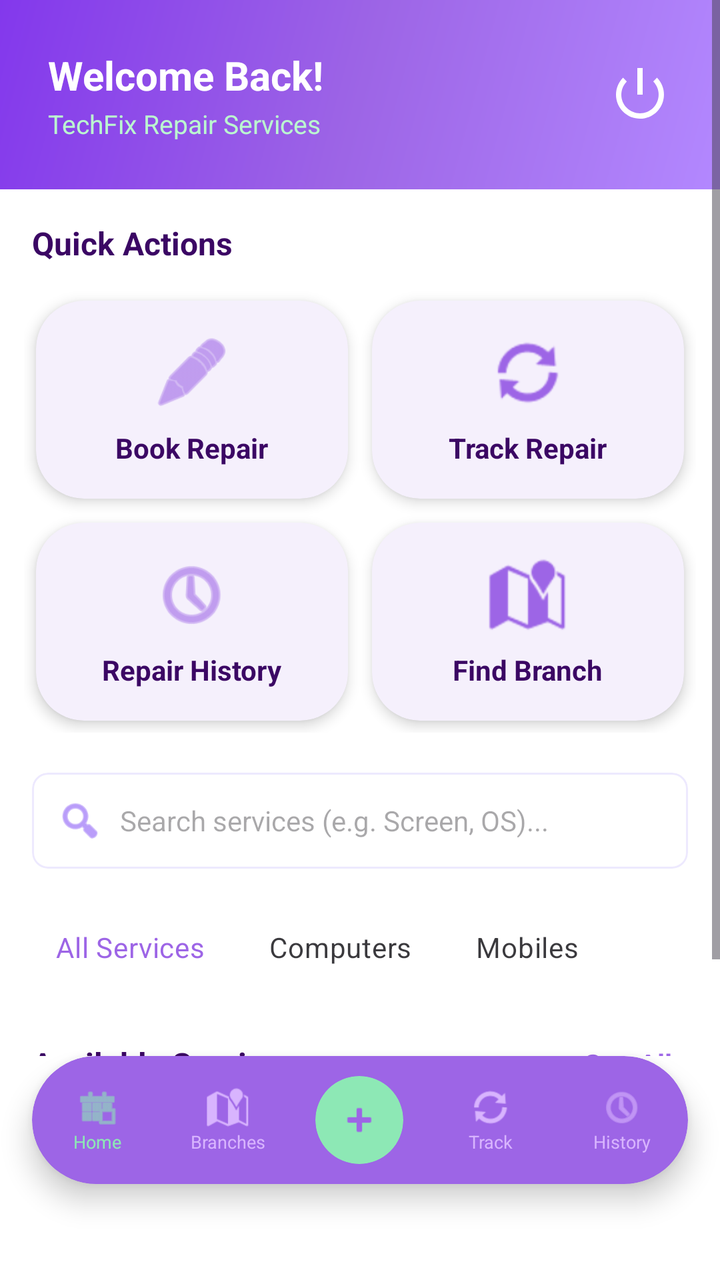
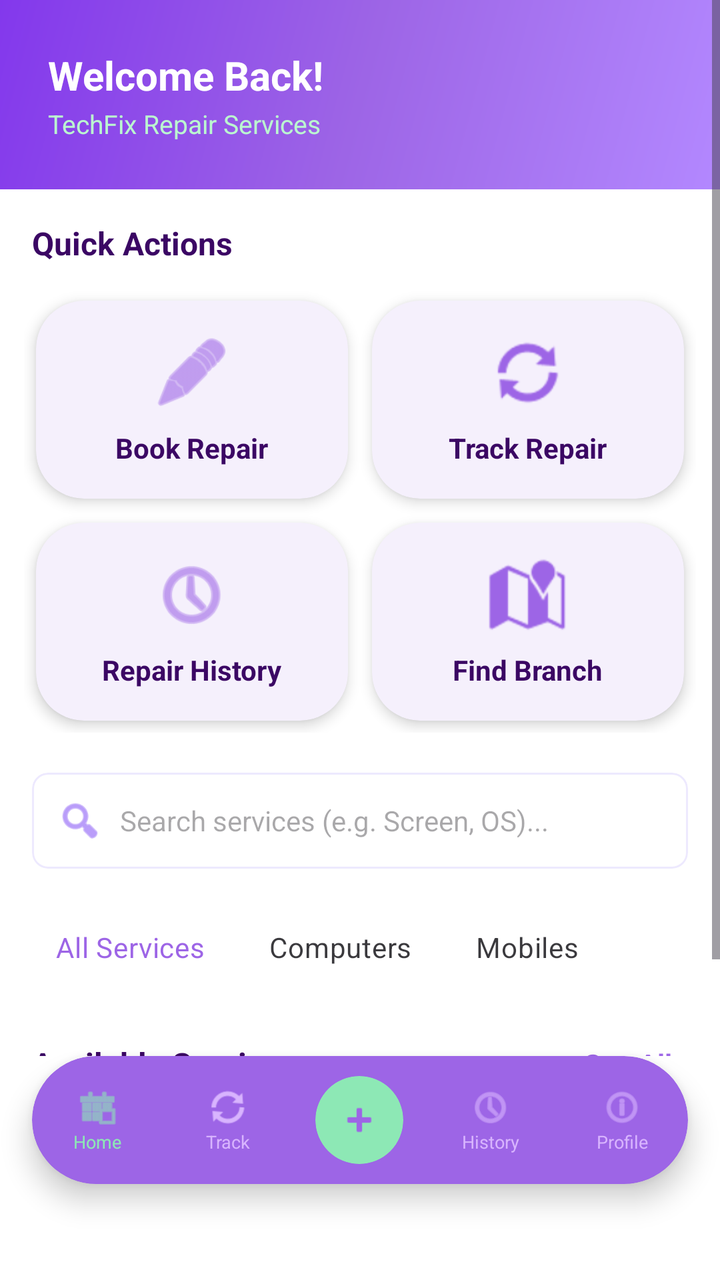

Two renders of the same Android screen: before a commit and after it. Below are the layout's source before the change and the commit's diff.
<!-- AndroidManifest.xml: application theme Theme.TechFix -->
<!-- res/layout/activity_customer_dashboard.xml -->
<?xml version="1.0" encoding="utf-8"?>
<androidx.constraintlayout.widget.ConstraintLayout 
    xmlns:android="http://schemas.android.com/apk/res/android"
    xmlns:app="http://schemas.android.com/apk/res-auto"
    xmlns:tools="http://schemas.android.com/tools"
    android:layout_width="match_parent"
    android:layout_height="match_parent"
    android:background="@color/surfaceColor"
    tools:context="com.techfix.app.customer.CustomerDashboardActivity">

    <ScrollView
        android:id="@+id/scrollViewContent"
        android:layout_width="match_parent"
        android:layout_height="0dp"
        android:fillViewport="true"
        app:layout_constraintTop_toTopOf="parent"
        app:layout_constraintBottom_toTopOf="@id/bottomNavigationCard">

        <LinearLayout
            android:layout_width="match_parent"
            android:layout_height="wrap_content"
            android:orientation="vertical">

            
            <RelativeLayout
                android:layout_width="match_parent"
                android:layout_height="wrap_content"
                android:background="@drawable/gradient_primary"
                android:padding="24dp">

                <TextView
                    android:id="@+id/welcomeUserText"
                    android:layout_width="wrap_content"
                    android:layout_height="wrap_content"
                    android:text="Welcome Back!"
                    android:textSize="20sp"
                    android:textStyle="bold"
                    android:textColor="@color/white" />

                <TextView
                    android:layout_width="wrap_content"
                    android:layout_height="wrap_content"
                    android:text="TechFix Repair Services"
                    android:textSize="13sp"
                    android:textColor="@color/secondaryLightColor"
                    android:layout_below="@id/welcomeUserText"
                    android:layout_marginTop="2dp" />

                <ImageView
                    android:id="@+id/logoutIcon"
                    android:layout_width="32dp"
                    android:layout_height="32dp"
                    android:layout_alignParentEnd="true"
                    android:layout_centerVertical="true"
                    android:src="@android:drawable/ic_lock_power_off"
                    android:contentDescription="Log Out"
                    app:tint="@color/white" />
            </RelativeLayout>

            
            <TextView
                android:layout_width="wrap_content"
                android:layout_height="wrap_content"
                android:text="Quick Actions"
                android:textSize="16sp"
                android:textStyle="bold"
                android:textColor="@color/textPrimary"
                android:layout_marginHorizontal="16dp"
                android:layout_marginTop="16dp" />

            <GridLayout
                android:layout_width="match_parent"
                android:layout_height="wrap_content"
                android:columnCount="2"
                android:rowCount="2"
                android:padding="12dp">

                
                <com.google.android.material.card.MaterialCardView
                    android:id="@+id/actionBookRepair"
                    android:layout_width="0dp"
                    android:layout_height="wrap_content"
                    android:layout_columnWeight="1"
                    android:layout_margin="6dp"
                    app:cardCornerRadius="24dp"
                    app:cardElevation="4dp"
                    app:strokeWidth="0dp">
                    <LinearLayout
                        android:layout_width="match_parent"
                        android:layout_height="wrap_content"
                        android:orientation="vertical"
                        android:gravity="center"
                        android:padding="16dp">
                        <ImageView
                            android:layout_width="40dp"
                            android:layout_height="40dp"
                            android:src="@android:drawable/ic_menu_edit"
                            app:tint="@color/primaryColor" />
                        <TextView
                            android:layout_width="wrap_content"
                            android:layout_height="wrap_content"
                            android:text="Book Repair"
                            android:textSize="14sp"
                            android:textStyle="bold"
                            android:textColor="@color/textPrimary"
                            android:layout_marginTop="8dp" />
                    </LinearLayout>
                </com.google.android.material.card.MaterialCardView>

                
                <com.google.android.material.card.MaterialCardView
                    android:id="@+id/actionTrackRepair"
                    android:layout_width="0dp"
                    android:layout_height="wrap_content"
                    android:layout_columnWeight="1"
                    android:layout_margin="6dp"
                    app:cardCornerRadius="24dp"
                    app:cardElevation="4dp"
                    app:strokeWidth="0dp">
                    <LinearLayout
                        android:layout_width="match_parent"
                        android:layout_height="wrap_content"
                        android:orientation="vertical"
                        android:gravity="center"
                        android:padding="16dp">
                        <ImageView
                            android:layout_width="40dp"
                            android:layout_height="40dp"
                            android:src="@android:drawable/ic_popup_sync"
                            app:tint="@color/primaryColor" />
                        <TextView
                            android:layout_width="wrap_content"
                            android:layout_height="wrap_content"
                            android:text="Track Repair"
                            android:textSize="14sp"
                            android:textStyle="bold"
                            android:textColor="@color/textPrimary"
                            android:layout_marginTop="8dp" />
                    </LinearLayout>
                </com.google.android.material.card.MaterialCardView>

                
                <com.google.android.material.card.MaterialCardView
                    android:id="@+id/actionHistory"
                    android:layout_width="0dp"
                    android:layout_height="wrap_content"
                    android:layout_columnWeight="1"
                    android:layout_margin="6dp"
                    app:cardCornerRadius="24dp"
                    app:cardElevation="4dp"
                    app:strokeWidth="0dp">
                    <LinearLayout
                        android:layout_width="match_parent"
                        android:layout_height="wrap_content"
                        android:orientation="vertical"
                        android:gravity="center"
                        android:padding="16dp">
                        <ImageView
                            android:layout_width="40dp"
                            android:layout_height="40dp"
                            android:src="@android:drawable/ic_menu_recent_history"
                            app:tint="@color/primaryColor" />
                        <TextView
                            android:layout_width="wrap_content"
                            android:layout_height="wrap_content"
                            android:text="Repair History"
                            android:textSize="14sp"
                            android:textStyle="bold"
                            android:textColor="@color/textPrimary"
                            android:layout_marginTop="8dp" />
                    </LinearLayout>
                </com.google.android.material.card.MaterialCardView>

                
                <com.google.android.material.card.MaterialCardView
                    android:id="@+id/actionFindBranch"
                    android:layout_width="0dp"
                    android:layout_height="wrap_content"
                    android:layout_columnWeight="1"
                    android:layout_margin="6dp"
                    app:cardCornerRadius="24dp"
                    app:cardElevation="4dp"
                    app:strokeWidth="0dp">
                    <LinearLayout
                        android:layout_width="match_parent"
                        android:layout_height="wrap_content"
                        android:orientation="vertical"
                        android:gravity="center"
                        android:padding="16dp">
                        <ImageView
                            android:layout_width="40dp"
                            android:layout_height="40dp"
                            android:src="@android:drawable/ic_dialog_map"
                            app:tint="@color/primaryColor" />
                        <TextView
                            android:layout_width="wrap_content"
                            android:layout_height="wrap_content"
                            android:text="Find Branch"
                            android:textSize="14sp"
                            android:textStyle="bold"
                            android:textColor="@color/textPrimary"
                            android:layout_marginTop="8dp" />
                    </LinearLayout>
                </com.google.android.material.card.MaterialCardView>
            </GridLayout>

            
            <com.google.android.material.card.MaterialCardView
                android:layout_width="match_parent"
                android:layout_height="wrap_content"
                android:layout_marginHorizontal="16dp"
                android:layout_marginTop="8dp"
                app:cardCornerRadius="8dp"
                app:cardElevation="0dp"
                app:strokeWidth="1dp"
                app:strokeColor="@color/dividerColor">
                <LinearLayout
                    android:layout_width="match_parent"
                    android:layout_height="wrap_content"
                    android:orientation="horizontal"
                    android:gravity="center_vertical"
                    android:paddingHorizontal="12dp">
                    <ImageView
                        android:layout_width="24dp"
                        android:layout_height="24dp"
                        android:src="@android:drawable/ic_menu_search"
                        app:tint="@color/textSecondary" />
                    <EditText
                        android:id="@+id/searchEditText"
                        android:layout_width="match_parent"
                        android:layout_height="48dp"
                        android:background="@android:color/transparent"
                        android:hint="Search services (e.g. Screen, OS)..."
                        android:textSize="14sp"
                        android:paddingStart="8dp"
                        android:inputType="text"
                        android:maxLines="1"
                        android:textColor="@color/textPrimary" />
                </LinearLayout>
            </com.google.android.material.card.MaterialCardView>

            
            <LinearLayout
                android:layout_width="match_parent"
                android:layout_height="wrap_content"
                android:orientation="horizontal"
                android:paddingHorizontal="16dp"
                android:layout_marginTop="16dp"
                android:gravity="center_vertical">

                <com.google.android.material.chip.ChipGroup
                    android:id="@+id/categoryChipGroup"
                    android:layout_width="match_parent"
                    android:layout_height="wrap_content"
                    app:singleSelection="true">

                    <com.google.android.material.chip.Chip
                        android:id="@+id/chipAll"
                        style="@style/Widget.MaterialComponents.Chip.Choice"
                        android:layout_width="wrap_content"
                        android:layout_height="wrap_content"
                        android:text="All Services"
                        android:checked="true"
                        app:chipBackgroundColor="@color/white" />

                    <com.google.android.material.chip.Chip
                        android:id="@+id/chipComputer"
                        style="@style/Widget.MaterialComponents.Chip.Choice"
                        android:layout_width="wrap_content"
                        android:layout_height="wrap_content"
                        android:text="Computers"
                        app:chipBackgroundColor="@color/white" />

                    <com.google.android.material.chip.Chip
                        android:id="@+id/chipMobile"
                        style="@style/Widget.MaterialComponents.Chip.Choice"
                        android:layout_width="wrap_content"
                        android:layout_height="wrap_content"
                        android:text="Mobiles"
                        app:chipBackgroundColor="@color/white" />
                </com.google.android.material.chip.ChipGroup>
            </LinearLayout>

            
            <RelativeLayout
                android:layout_width="match_parent"
                android:layout_height="wrap_content"
                android:layout_marginHorizontal="16dp"
                android:layout_marginTop="16dp">

                <TextView
                    android:layout_width="wrap_content"
                    android:layout_height="wrap_content"
                    android:text="Available Services"
                    android:textSize="16sp"
                    android:textStyle="bold"
                    android:textColor="@color/textPrimary"
                    android:layout_alignParentStart="true"
                    android:layout_centerVertical="true" />

                <TextView
                    android:id="@+id/txtSeeAllServices"
                    android:layout_width="wrap_content"
                    android:layout_height="wrap_content"
                    android:text="See All"
                    android:textSize="14sp"
                    android:textStyle="bold"
                    android:textColor="@color/primaryColor"
                    android:layout_alignParentEnd="true"
                    android:layout_centerVertical="true"
                    android:padding="8dp"
                    android:clickable="true"
                    android:focusable="true" />
            </RelativeLayout>

            
            <TextView
                android:id="@+id/emptyStateText"
                android:layout_width="match_parent"
                android:layout_height="wrap_content"
                android:text="No services found matching your search query."
                android:textColor="@color/textSecondary"
                android:textSize="14sp"
                android:gravity="center"
                android:padding="32dp"
                android:visibility="gone" />

            
            <androidx.recyclerview.widget.RecyclerView
                android:id="@+id/servicesRecyclerView"
                android:layout_width="match_parent"
                android:layout_height="wrap_content"
                android:layout_marginTop="8dp"
                android:layout_marginBottom="24dp"
                android:nestedScrollingEnabled="false"
                tools:listitem="@layout/item_service" />

        </LinearLayout>
    </ScrollView>

    
    <com.google.android.material.card.MaterialCardView
        android:id="@+id/bottomNavigationCard"
        android:layout_width="match_parent"
        android:layout_height="64dp"
        android:layout_marginHorizontal="16dp"
        android:layout_marginTop="16dp"
        android:layout_marginBottom="48dp"
        app:cardCornerRadius="32dp"
        app:cardElevation="8dp"
        app:cardBackgroundColor="@color/primaryColor"
        app:strokeWidth="0dp"
        app:layout_constraintBottom_toBottomOf="parent">
        
        <LinearLayout
            android:layout_width="match_parent"
            android:layout_height="match_parent"
            android:orientation="horizontal"
            android:gravity="center_vertical">
            
            
            <LinearLayout
                android:id="@+id/navHome"
                android:layout_width="0dp"
                android:layout_height="match_parent"
                android:layout_weight="1"
                android:gravity="center"
                android:orientation="vertical">
                <ImageView
                    android:id="@+id/imgNavHome"
                    android:layout_width="22dp"
                    android:layout_height="22dp"
                    android:src="@android:drawable/ic_menu_today"
                    app:tint="@color/secondaryColor" />
                <TextView
                    android:id="@+id/txtNavHome"
                    android:layout_width="wrap_content"
                    android:layout_height="wrap_content"
                    android:text="Home"
                    android:textSize="9sp"
                    android:textColor="@color/secondaryColor" />
            </LinearLayout>

            
            <LinearLayout
                android:id="@+id/navBranches"
                android:layout_width="0dp"
                android:layout_height="match_parent"
                android:layout_weight="1"
                android:gravity="center"
                android:orientation="vertical">
                <ImageView
                    android:id="@+id/imgNavBranches"
                    android:layout_width="22dp"
                    android:layout_height="22dp"
                    android:src="@android:drawable/ic_dialog_map"
                    app:tint="@color/primaryLightColor" />
                <TextView
                    android:id="@+id/txtNavBranches"
                    android:layout_width="wrap_content"
                    android:layout_height="wrap_content"
                    android:text="Branches"
                    android:textSize="9sp"
                    android:textColor="@color/primaryLightColor" />
            </LinearLayout>

            
            <LinearLayout
                android:id="@+id/navBook"
                android:layout_width="0dp"
                android:layout_height="match_parent"
                android:layout_weight="1"
                android:gravity="center"
                android:orientation="vertical">
                <com.google.android.material.card.MaterialCardView
                    android:layout_width="44dp"
                    android:layout_height="44dp"
                    app:cardCornerRadius="22dp"
                    app:cardBackgroundColor="@color/secondaryColor"
                    app:strokeWidth="0dp"
                    app:cardElevation="0dp">
                    <ImageView
                        android:layout_width="22dp"
                        android:layout_height="22dp"
                        android:layout_gravity="center"
                        android:src="@android:drawable/ic_input_add"
                        app:tint="@color/primaryColor" />
                </com.google.android.material.card.MaterialCardView>
            </LinearLayout>

            
            <LinearLayout
                android:id="@+id/navTrack"
                android:layout_width="0dp"
                android:layout_height="match_parent"
                android:layout_weight="1"
                android:gravity="center"
                android:orientation="vertical">
                <ImageView
                    android:id="@+id/imgNavTrack"
                    android:layout_width="22dp"
                    android:layout_height="22dp"
                    android:src="@android:drawable/ic_popup_sync"
                    app:tint="@color/primaryLightColor" />
                <TextView
                    android:id="@+id/txtNavTrack"
                    android:layout_width="wrap_content"
                    android:layout_height="wrap_content"
                    android:text="Track"
                    android:textSize="9sp"
                    android:textColor="@color/primaryLightColor" />
            </LinearLayout>

            
            <LinearLayout
                android:id="@+id/navHistory"
                android:layout_width="0dp"
                android:layout_height="match_parent"
                android:layout_weight="1"
                android:gravity="center"
                android:orientation="vertical">
                <ImageView
                    android:id="@+id/imgNavHistory"
                    android:layout_width="22dp"
                    android:layout_height="22dp"
                    android:src="@android:drawable/ic_menu_recent_history"
                    app:tint="@color/primaryLightColor" />
                <TextView
                    android:id="@+id/txtNavHistory"
                    android:layout_width="wrap_content"
                    android:layout_height="wrap_content"
                    android:text="History"
                    android:textSize="9sp"
                    android:textColor="@color/primaryLightColor" />
            </LinearLayout>
            
        </LinearLayout>
        
    </com.google.android.material.card.MaterialCardView>

</androidx.constraintlayout.widget.ConstraintLayout>
<!-- res/layout/item_service.xml (included above) -->
<?xml version="1.0" encoding="utf-8"?>
<com.google.android.material.card.MaterialCardView 
    xmlns:android="http://schemas.android.com/apk/res/android"
    xmlns:app="http://schemas.android.com/apk/res-auto"
    android:layout_width="match_parent"
    android:layout_height="wrap_content"
    android:layout_marginHorizontal="16dp"
    android:layout_marginVertical="8dp"
    app:cardCornerRadius="12dp"
    app:cardElevation="2dp"
    app:strokeWidth="1dp"
    app:strokeColor="@color/dividerColor">

    <LinearLayout
        android:layout_width="match_parent"
        android:layout_height="wrap_content"
        android:orientation="horizontal"
        android:padding="12dp">

        <LinearLayout
            android:layout_width="match_parent"
            android:layout_height="wrap_content"
            android:orientation="vertical">

            <LinearLayout
                android:layout_width="match_parent"
                android:layout_height="wrap_content"
                android:orientation="horizontal"
                android:gravity="center_vertical">

                <TextView
                    android:id="@+id/serviceNameText"
                    android:layout_width="0dp"
                    android:layout_height="wrap_content"
                    android:layout_weight="1"
                    android:text="Laptop Screen Repair"
                    android:textSize="16sp"
                    android:textStyle="bold"
                    android:textColor="@color/textPrimary" />

                
                <TextView
                    android:id="@+id/categoryBadge"
                    android:layout_width="wrap_content"
                    android:layout_height="wrap_content"
                    android:text="Computer"
                    android:textSize="11sp"
                    android:textStyle="bold"
                    android:textColor="@color/white"
                    android:background="@color/primaryLightColor"
                    android:paddingHorizontal="8dp"
                    android:paddingVertical="2dp" />
            </LinearLayout>

            <TextView
                android:id="@+id/serviceDescText"
                android:layout_width="match_parent"
                android:layout_height="wrap_content"
                android:text="Replacement of cracked, damaged or flickering laptop screen panel."
                android:textSize="13sp"
                android:textColor="@color/textSecondary"
                android:layout_marginTop="4dp"
                android:maxLines="2"
                android:ellipsize="end" />

            <LinearLayout
                android:layout_width="match_parent"
                android:layout_height="wrap_content"
                android:orientation="horizontal"
                android:layout_marginTop="8dp"
                android:gravity="center_vertical">

                <TextView
                    android:id="@+id/servicePriceText"
                    android:layout_width="0dp"
                    android:layout_height="wrap_content"
                    android:layout_weight="1"
                    android:text="Rs. 15,000"
                    android:textSize="15sp"
                    android:textStyle="bold"
                    android:textColor="@color/secondaryColor" />

                <TextView
                    android:id="@+id/serviceDurationText"
                    android:layout_width="wrap_content"
                    android:layout_height="wrap_content"
                    android:text="Duration: 1-2 days"
                    android:textSize="12sp"
                    android:textColor="@color/textSecondary" />
            </LinearLayout>
        </LinearLayout>
    </LinearLayout>
</com.google.android.material.card.MaterialCardView>
<!-- resources referenced by this layout -->
<resources>
  <color name="dividerColor">#EDE9FE</color>
  <color name="primaryColor">#9D65E6</color>
  <color name="primaryLightColor">#D8B4FE</color>
  <color name="secondaryColor">#8DE8B5</color>
  <color name="secondaryLightColor">#BBF7D0</color>
  <color name="surfaceColor">#FFFFFF</color>
  <color name="textPrimary">#3B0764</color>
  <color name="textSecondary">#8B5CF6</color>
  <color name="white">#FFFFFFFF</color>
  <!-- drawable gradient_primary (drawable) -->
  <?xml version="1.0" encoding="utf-8"?>
  <shape xmlns:android="http://schemas.android.com/apk/res/android"
      android:shape="rectangle">
      <gradient
          android:angle="135"
          android:startColor="#B388FF"
          android:centerColor="#9D65E6"
          android:endColor="#8338EC"
          android:type="linear" />
  </shape>
  <style name="Theme.TechFix" parent="Base.Theme.TechFix" />
  <style name="Base.Theme.TechFix" parent="Theme.Material3.DayNight.NoActionBar">
          
          <item name="colorPrimary">@color/primaryColor</item>
          <item name="colorPrimaryDark">@color/primaryDarkColor</item>
          <item name="colorSecondary">@color/secondaryColor</item>
          <item name="colorError">@color/errorColor</item>
          
          
          <item name="android:windowBackground">@color/backgroundColor</item>
          <item name="colorSurface">@color/surfaceColor</item>
          <item name="colorOnPrimary">@color/white</item>
          <item name="colorOnSecondary">@color/white</item>
      </style>
  <color name="primaryDarkColor">#6D28D9</color>
  <color name="errorColor">#EF4444</color>
  <color name="backgroundColor">#F7F2FE</color>
</resources>

<!-- the commit's change to res/layout/activity_customer_dashboard.xml (unified diff, before → after) -->
@@ -54,7 +54,8 @@
                     android:layout_centerVertical="true"
                     android:src="@android:drawable/ic_lock_power_off"
                     android:contentDescription="Log Out"
-                    app:tint="@color/white" />
+                    app:tint="@color/white"
+                    android:visibility="gone" />
             </RelativeLayout>
 
             
@@ -383,23 +384,23 @@
 
             
             <LinearLayout
-                android:id="@+id/navBranches"
+                android:id="@+id/navTrack"
                 android:layout_width="0dp"
                 android:layout_height="match_parent"
                 android:layout_weight="1"
                 android:gravity="center"
                 android:orientation="vertical">
                 <ImageView
-                    android:id="@+id/imgNavBranches"
+                    android:id="@+id/imgNavTrack"
                     android:layout_width="22dp"
                     android:layout_height="22dp"
-                    android:src="@android:drawable/ic_dialog_map"
+                    android:src="@android:drawable/ic_popup_sync"
                     app:tint="@color/primaryLightColor" />
                 <TextView
-                    android:id="@+id/txtNavBranches"
-                    android:layout_width="wrap_content"
-                    android:layout_height="wrap_content"
-                    android:text="Branches"
+                    android:id="@+id/txtNavTrack"
+                    android:layout_width="wrap_content"
+                    android:layout_height="wrap_content"
+                    android:text="Track"
                     android:textSize="9sp"
                     android:textColor="@color/primaryLightColor" />
             </LinearLayout>
@@ -430,29 +431,6 @@
 
             
             <LinearLayout
-                android:id="@+id/navTrack"
-                android:layout_width="0dp"
-                android:layout_height="match_parent"
-                android:layout_weight="1"
-                android:gravity="center"
-                android:orientation="vertical">
-                <ImageView
-                    android:id="@+id/imgNavTrack"
-                    android:layout_width="22dp"
-                    android:layout_height="22dp"
-                    android:src="@android:drawable/ic_popup_sync"
-                    app:tint="@color/primaryLightColor" />
-                <TextView
-                    android:id="@+id/txtNavTrack"
-                    android:layout_width="wrap_content"
-                    android:layout_height="wrap_content"
-                    android:text="Track"
-                    android:textSize="9sp"
-                    android:textColor="@color/primaryLightColor" />
-            </LinearLayout>
-
-            
-            <LinearLayout
                 android:id="@+id/navHistory"
                 android:layout_width="0dp"
                 android:layout_height="match_parent"
@@ -470,6 +448,29 @@
                     android:layout_width="wrap_content"
                     android:layout_height="wrap_content"
                     android:text="History"
+                    android:textSize="9sp"
+                    android:textColor="@color/primaryLightColor" />
+            </LinearLayout>
+
+            
+            <LinearLayout
+                android:id="@+id/navProfile"
+                android:layout_width="0dp"
+                android:layout_height="match_parent"
+                android:layout_weight="1"
+                android:gravity="center"
+                android:orientation="vertical">
+                <ImageView
+                    android:id="@+id/imgNavProfile"
+                    android:layout_width="22dp"
+                    android:layout_height="22dp"
+                    android:src="@android:drawable/ic_menu_info_details"
+                    app:tint="@color/primaryLightColor" />
+                <TextView
+                    android:id="@+id/txtNavProfile"
+                    android:layout_width="wrap_content"
+                    android:layout_height="wrap_content"
+                    android:text="Profile"
                     android:textSize="9sp"
                     android:textColor="@color/primaryLightColor" />
             </LinearLayout>
